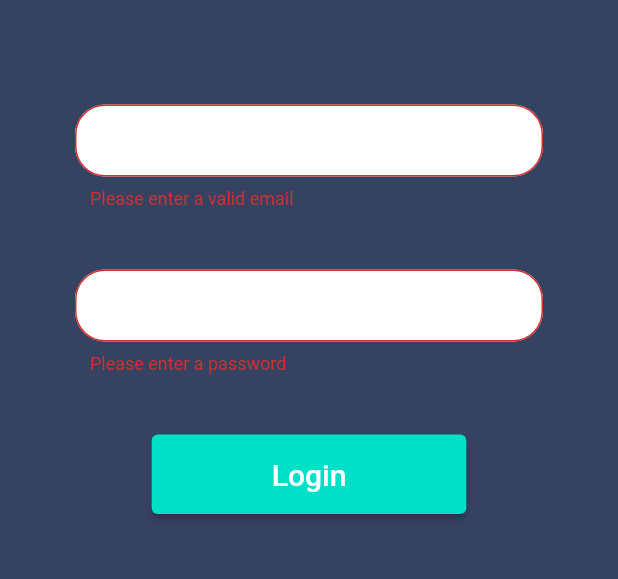
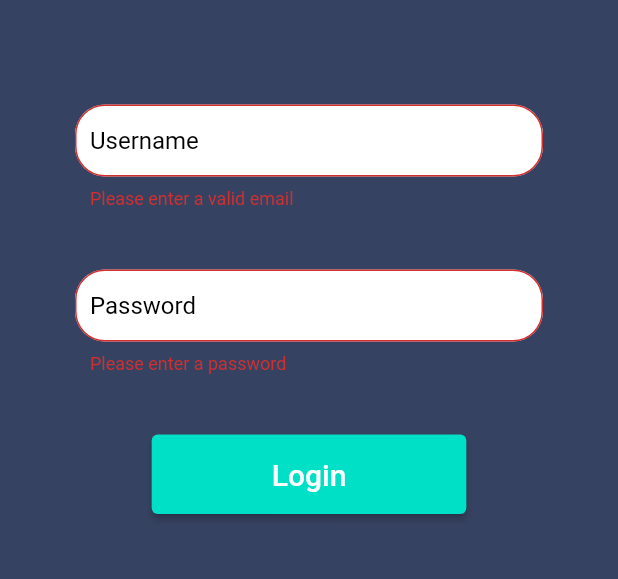
Before and after one commit to AnthonyH93/Tracademic, a Flutter app: the screen it shows after launch, after a tap on "Login", on a phone screen of 412 x 824 dp, the part 248-827 px from its top. Run offline on Flutter 3.47's test engine with Material 2 defaults, Android fonts, the phone set to English and light mode, and no system bars; missing offline and left inert: draw_graph.

Commit message:
fixed textfield color

```diff
--- a/tracademic_app/lib/LoginPage.dart
+++ b/tracademic_app/lib/LoginPage.dart
@@ -29,8 +29,10 @@ class _LoginPageState extends State<LoginPage> {
                   padding:
                       EdgeInsets.only(top: 70, bottom: 30, left: 10, right: 10),
                   child: TextFormField(
+                    style: TextStyle(color: Colors.black),
                     decoration: InputDecoration(
                       hintText: 'Username',
+                      hintStyle: TextStyle(color: Colors.black),
                       filled: true,
                       fillColor: Colors.white,
                       contentPadding: EdgeInsets.all(10),
@@ -49,8 +51,10 @@ class _LoginPageState extends State<LoginPage> {
                 Padding(
                   padding: EdgeInsets.all(10),
                   child: TextFormField(
+                    style: TextStyle(color: Colors.black),
                     decoration: InputDecoration(
                         hintText: 'Password',
+                        hintStyle: TextStyle(color: Colors.black),
                         filled: true,
                         fillColor: Colors.white,
                         contentPadding: EdgeInsets.all(10),
```
